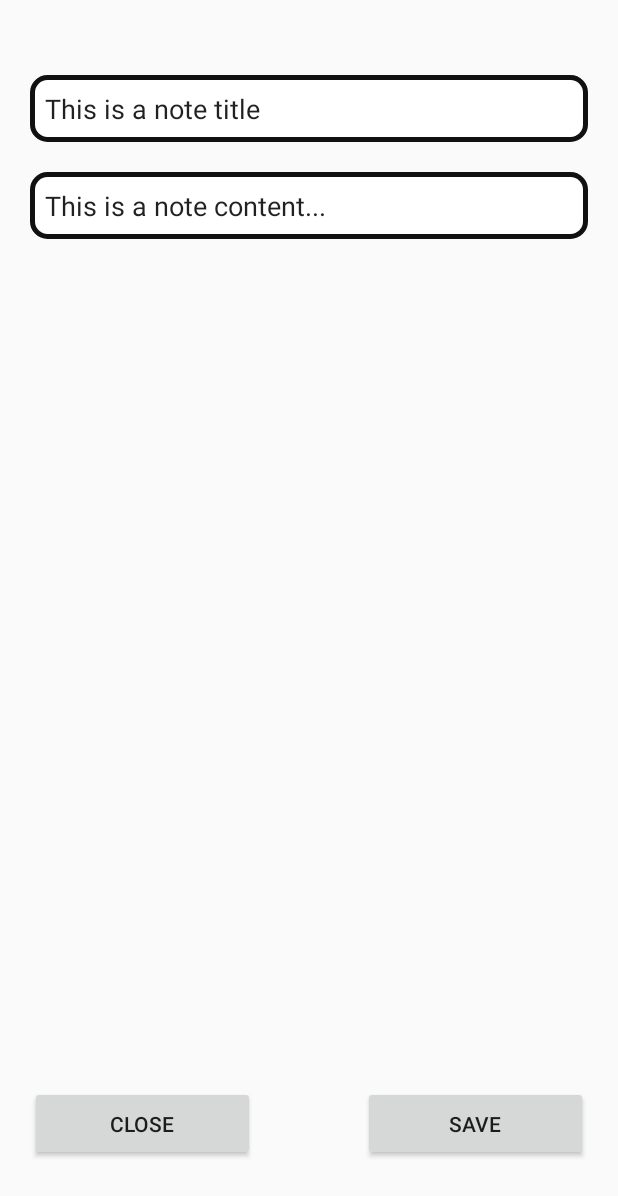
After one commit to ntadicrn4419/StudentHelperRaf, an Android app built with Jetpack Compose: the layout fragment_new_note.xml on its own in the app's theme, with its tools: preview values and no code run, on a phone screen of 412 x 824 dp. The commit adds this screen. Shown: the top 1196 px of the screen. Run offline under Robolectric (Android 15) with nearby library versions, the phone set to English and light mode, and no system bars.

Commit message:
notes are shown on note list fragment

```diff
--- a/app/src/main/java/rs/raf/projekat2/studenthelperraf/data/datasources/local/NoteDao.kt
+++ b/app/src/main/java/rs/raf/projekat2/studenthelperraf/data/datasources/local/NoteDao.kt
@@ -23,6 +23,6 @@ abstract class NoteDao {
     abstract fun deleteAll():Completable
 
     @Transaction
-    @Query("UPDATE notes SET title = :title, content = :content, archived =:archived")
-    abstract fun update(title: String, content: String, archived: Boolean): Completable
+    @Query("UPDATE notes SET title = :title, content = :content, archived = :archived WHERE id = :id")
+    abstract fun update(id:Int, title: String, content: String, archived: Boolean): Completable
 }
--- a/app/src/main/java/rs/raf/projekat2/studenthelperraf/data/repositories/NoteRepository.kt
+++ b/app/src/main/java/rs/raf/projekat2/studenthelperraf/data/repositories/NoteRepository.kt
@@ -10,5 +10,5 @@ interface NoteRepository {
     fun getAll(): Observable<List<Note>>
     fun delete(id: Int): Completable
     fun deleteAll(): Completable
-    fun update(title: String, content: String, archived: Boolean): Completable
+    fun update(note: Note): Completable
 }
--- a/app/src/main/java/rs/raf/projekat2/studenthelperraf/data/repositories/NoteRepositoryImplementation.kt
+++ b/app/src/main/java/rs/raf/projekat2/studenthelperraf/data/repositories/NoteRepositoryImplementation.kt
@@ -56,7 +56,7 @@ class NoteRepositoryImplementation(
         return localDataSource.deleteAll()
     }
 
-    override fun update(title: String, content: String, archived: Boolean): Completable {
-        return localDataSource.update(title, content, archived)
+    override fun update(note: Note): Completable {
+        return localDataSource.update(note.id, note.title, note.content, note.archived)
     }
 }
--- a/app/src/main/java/rs/raf/projekat2/studenthelperraf/presentation/view/states/ForLocalNoteState.kt
+++ b/app/src/main/java/rs/raf/projekat2/studenthelperraf/presentation/view/states/ForLocalNoteState.kt
@@ -4,5 +4,8 @@ import rs.raf.projekat2.studenthelperraf.data.models.Note
 
 sealed class ForLocalNoteState {
     data class Success(val notes: List<Note>): ForLocalNoteState()
+    class AddedNote(val message: String) : ForLocalNoteState()// successfully added note
+    class DeletedNote(val message: String) : ForLocalNoteState()// successfully deleted note
+    class UpdatedNote(val message: String) : ForLocalNoteState()// successfully updated note
     data class Error(val message: String): ForLocalNoteState()
 }
--- /dev/null
+++ b/app/src/main/res/layout/fragment_new_note.xml
@@ -0,0 +1,64 @@
+<?xml version="1.0" encoding="utf-8"?>
+<androidx.constraintlayout.widget.ConstraintLayout xmlns:android="http://schemas.android.com/apk/res/android"
+    xmlns:tools="http://schemas.android.com/tools"
+    android:layout_width="match_parent"
+    android:layout_height="match_parent"
+    xmlns:app="http://schemas.android.com/apk/res-auto"
+    tools:context=".presentation.view.fragments.NewNoteFragment"
+    android:id="@+id/fragment_new_note_id">
+
+    <EditText
+        android:id="@+id/note_title"
+        android:layout_width="match_parent"
+        android:layout_height="wrap_content"
+        android:text="@string/note_title_text_holder"
+        android:maxLength="30"
+        android:background="@drawable/layout_border"
+        app:layout_constraintStart_toStartOf="parent"
+        app:layout_constraintTop_toTopOf="parent"
+        android:layout_marginStart="20dp"
+        android:layout_marginEnd="20dp"
+        android:layout_marginTop="50dp"
+        android:paddingVertical="10dp"
+        android:paddingHorizontal="10dp"/>
+
+    <EditText
+        android:id="@+id/note_content"
+        android:layout_width="match_parent"
+        android:layout_height="wrap_content"
+        android:text="@string/note_content_text_holder"
+        android:maxLength="200"
+        android:background="@drawable/layout_border"
+        app:layout_constraintTop_toBottomOf="@id/note_title"
+        app:layout_constraintStart_toStartOf="parent"
+        android:layout_marginStart="20dp"
+        android:layout_marginEnd="20dp"
+        android:layout_marginTop="20dp"
+        android:layout_marginBottom="5dp"
+        android:paddingVertical="10dp"
+        android:paddingHorizontal="10dp"
+        />
+
+    <Button
+        android:id="@+id/close_btn"
+        android:layout_width="150dp"
+        android:layout_height="50dp"
+        android:text="@string/new_note_close_btn"
+        app:layout_constraintStart_toStartOf="parent"
+        app:layout_constraintBottom_toBottomOf="parent"
+        android:layout_marginStart="20dp"
+        android:layout_marginBottom="50dp"
+        android:paddingBottom="10dp"/>
+
+    <Button
+        android:id="@+id/save_btn"
+        android:layout_width="150dp"
+        android:layout_height="50dp"
+        android:text="@string/new_note_save_btn"
+        app:layout_constraintEnd_toEndOf="parent"
+        app:layout_constraintBottom_toBottomOf="parent"
+        android:layout_marginEnd="20dp"
+        android:layout_marginBottom="50dp"
+        android:paddingBottom="10dp"/>
+
+</androidx.constraintlayout.widget.ConstraintLayout>
--- a/app/src/main/res/layout/fragment_note_list.xml
+++ b/app/src/main/res/layout/fragment_note_list.xml
@@ -10,10 +10,12 @@
     <androidx.recyclerview.widget.RecyclerView
         android:id="@+id/noteRv"
         android:layout_width="0dp"
-        android:layout_height="0dp"
+        android:layout_height="500dp"
         app:layout_constraintStart_toStartOf="parent"
         app:layout_constraintEnd_toEndOf="parent"
-        app:layout_constraintTop_toTopOf="parent"
+        app:layout_constraintBottom_toTopOf="@id/new_note_btn"
+        android:paddingTop="20dp"
+        android:clipToPadding="false"
         />
 
     <Button
--- a/app/src/main/res/values/strings.xml
+++ b/app/src/main/res/values/strings.xml
@@ -11,6 +11,9 @@
     <string name="note_content_text_holder">This is a note content...</string>
     <string name="single_note_close_btn">Close note</string>
     <string name="single_note_edit_btn">Edit</string>
+    <string name="new_note_close_btn">Close</string>
+    <string name="new_note_save_btn">Save</string>
+
 
 
     <string-array name="group_filter_array">
```
Also changed, not shown: app/src/main/java/rs/raf/projekat2/studenthelperraf/presentation/contract/MainContract.kt (+7 -0 lines), app/src/main/java/rs/raf/projekat2/studenthelperraf/presentation/view/activities/MainActivity.kt (+8 -9 lines), app/src/main/java/rs/raf/projekat2/studenthelperraf/presentation/view/fragments/MainFragment.kt (added, +49 -0 lines), app/src/main/java/rs/raf/projekat2/studenthelperraf/presentation/view/fragments/NewNoteFragment.kt (added, +72 -0 lines), app/src/main/java/rs/raf/projekat2/studenthelperraf/presentation/view/fragments/NoteListFragment.kt (+11 -14 lines), app/src/main/java/rs/raf/projekat2/studenthelperraf/presentation/viewmodel/MainViewModel.kt (+196 -123 lines), app/src/main/res/layout/activity_main.xml (+7 -38 lines), app/src/main/res/layout/fragment_main.xml (added, +50 -0 lines), app/src/main/res/layout/layout_item_note.xml (+5 -4 lines).
